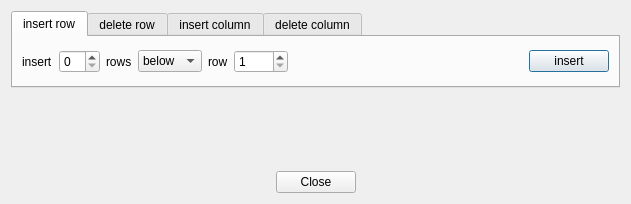
Before: the Qt Designer form python_branch/gui/ui/insertDeleteRowColumnWidget.ui in haskelladdict/sconcho, drawn with Qt 5.
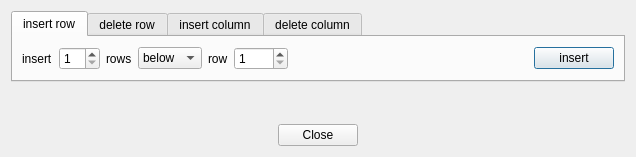
After: the same form once the commit is applied. The open tabs and pages were chosen to show the change.

Commit message: Added remainder of code for inserting/deleting rows/columns.

Diff of the .ui file:
```diff
--- a/python_branch/gui/ui/insertDeleteRowColumnWidget.ui
+++ b/python_branch/gui/ui/insertDeleteRowColumnWidget.ui
@@ -6,8 +6,8 @@
    <rect>
     <x>0</x>
     <y>0</y>
-    <width>631</width>
-    <height>204</height>
+    <width>636</width>
+    <height>157</height>
    </rect>
   </property>
   <property name="windowTitle">
@@ -36,7 +36,11 @@
             </widget>
            </item>
            <item>
-            <widget class="QSpinBox" name="numInsertRows"/>
+            <widget class="QSpinBox" name="numInsertRows">
+             <property name="minimum">
+              <number>1</number>
+             </property>
+            </widget>
            </item>
            <item>
             <widget class="QLabel" name="label_2">
```
Left out of the diff: 8 changed lines with no effect on the pictures. The commit also changes 5 other files.
